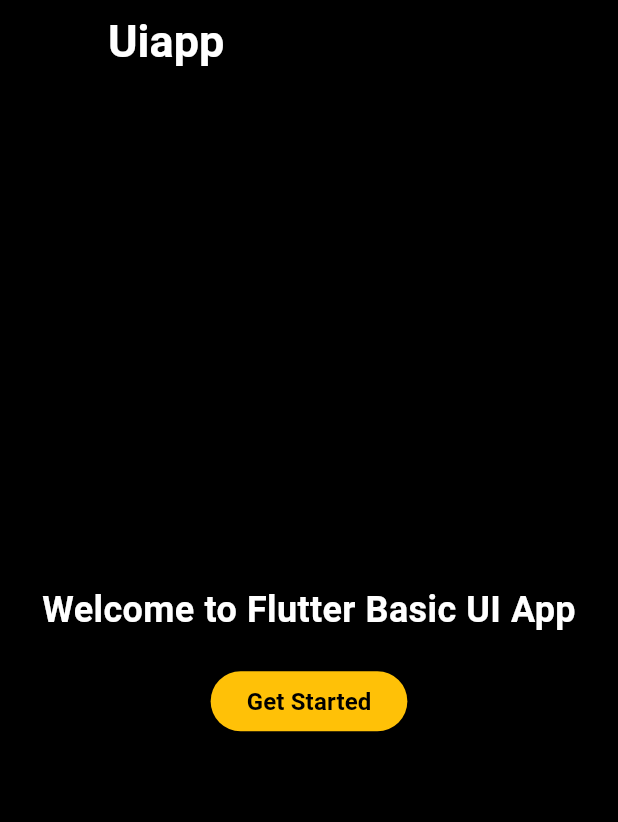
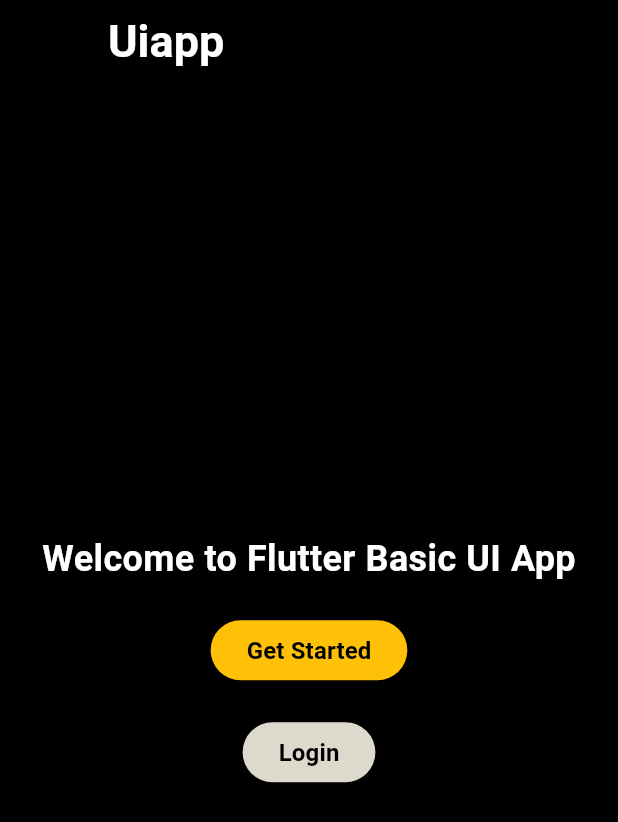
Before and after one commit to HAZIQ268/flutter_api_uiapp, a Flutter app: the screen it shows after launch, on a phone screen of 412 x 824 dp. Shown: the top 822 px of the screen. Run offline on Flutter 3.47's test engine with Material 3 defaults, Android fonts, the phone set to English and light mode, and no system bars; our stand-ins replace cloud_firestore, firebase_core, font_awesome_flutter, google_fonts; accounts and stored records are empty.

Commit message:
add login page

```diff
--- a/uitask/lib/home.dart
+++ b/uitask/lib/home.dart
@@ -48,6 +48,22 @@ class _homescreenState extends State<homescreen> {
                     fontWeight: FontWeight.bold),
               ),
             ),
+            SizedBox(height: 20),
+            ElevatedButton(
+              style: ElevatedButton.styleFrom(
+                backgroundColor: const Color.fromARGB(255, 221, 217, 205),
+              ),
+              onPressed: () {
+                Navigator.pushNamed(context, '/login');
+              },
+              child: Text(
+                'Login',
+                style: TextStyle(
+                    fontSize: 16,
+                    color: Colors.black,
+                    fontWeight: FontWeight.bold),
+              ),
+            ),
           ],
         ),
       ),
--- a/uitask/lib/main.dart
+++ b/uitask/lib/main.dart
@@ -3,6 +3,7 @@ import 'package:flutter/material.dart';
 import 'package:google_fonts/google_fonts.dart';
 import 'package:uitask/firebase_options.dart';
 import 'package:uitask/home.dart';
+import 'package:uitask/login.dart';
 import 'package:uitask/register.dart';
 
 class uiapp extends StatefulWidget {
@@ -31,6 +32,7 @@ class uiappState extends State<uiapp> {
         routes: {
           '/': (context) => homescreen(),
           '/register': (context) => register(),
+          '/login': (context) => login(),
         });
   }
 }
```
Also changed, not shown: uitask/lib/login.dart (added, +105 -0 lines).
